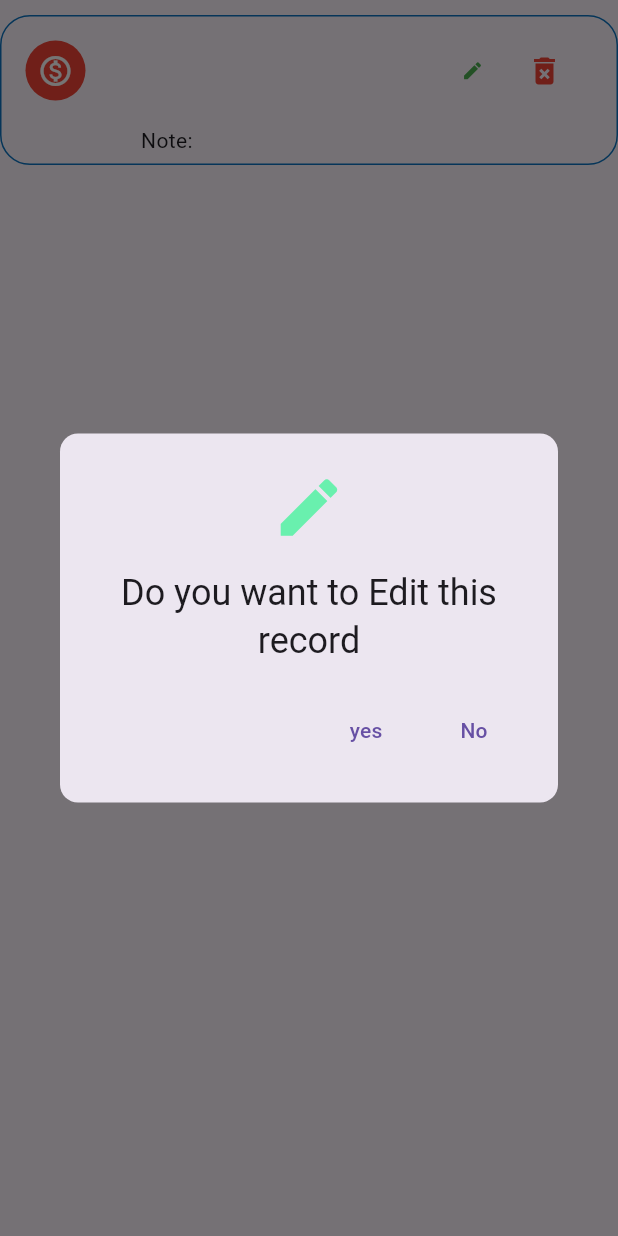
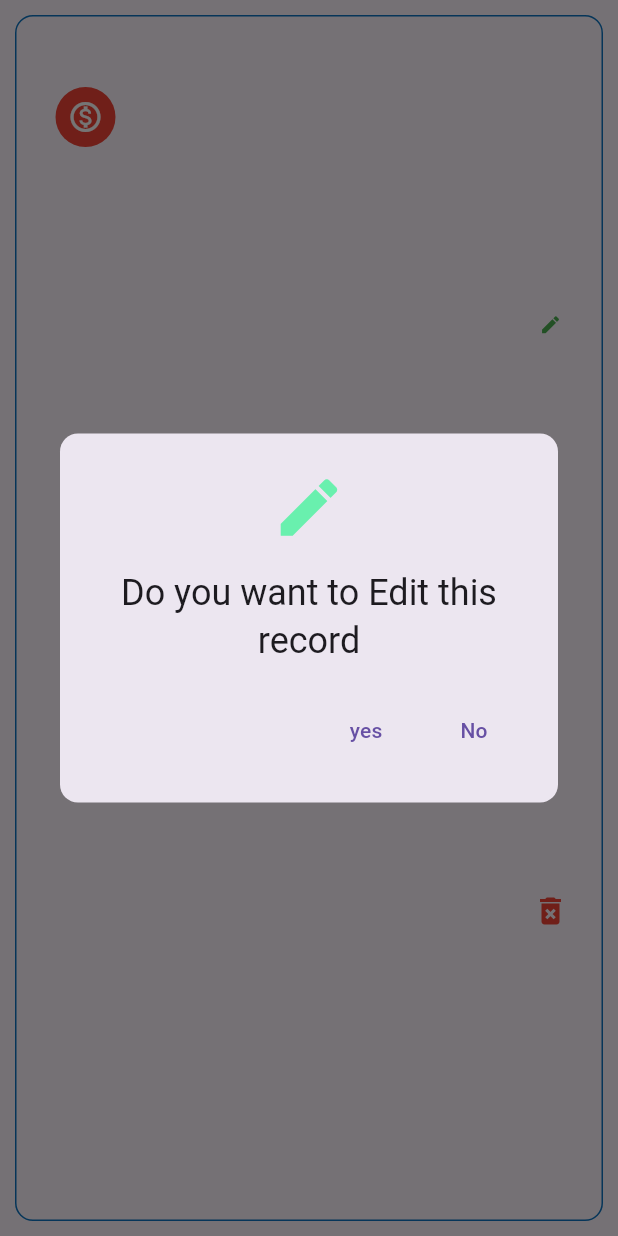
Before and after one commit to Saira-kanwal/money-manager-app, a Flutter app: the TransactionListWidget widget shown alone on an empty page, opened directly with empty values, after a tap on the "edit" icon, on a phone screen of 412 x 824 dp. Run offline on Flutter 3.47's test engine with Material 3 defaults, Android fonts, the phone set to English and light mode, and no system bars; our stand-ins replace convex_bottom_bar, fl_chart, image_picker, sqflite; accounts and stored records are empty.

```diff
--- a/lib/view_model/dashboard_view_model.dart
+++ b/lib/view_model/dashboard_view_model.dart
@@ -3,12 +3,11 @@ import 'package:flutter/cupertino.dart';
 import 'package:money_manager_app_sqlite/views/add_transaction_view.dart';
 import 'package:money_manager_app_sqlite/views/category_manager_view.dart';
 import 'package:money_manager_app_sqlite/views/home_screen_view.dart';
-
-import '../views/transactions_history_view.dart';
+import 'package:money_manager_app_sqlite/views/search_screen_view.dart';
 
 class DashBoardViewModel extends ChangeNotifier
 {
-  int _index =0;
+  int _index =1;
   int get index => _index;
   set index(int val)
   {
@@ -16,9 +15,10 @@ class DashBoardViewModel extends ChangeNotifier
     notifyListeners();
   }
   final views = const [
+    AddTransactionView(),
     HomeScreen(),
-    AddTransactionView(),
     CategoryManagerView(),
-    TransactionDataTable()
+    SearchScreen()
+
   ];
 }
--- a/lib/view_model/transaction_view_model.dart
+++ b/lib/view_model/transaction_view_model.dart
@@ -15,6 +15,7 @@ class TransactionViewModel extends ChangeNotifier
   final amountController = TextEditingController();
   final noteController = TextEditingController();
   final descController = TextEditingController();
+  final searchController = TextEditingController();
   DateTime _selectedDate = DateTime.now();
   String _imagePath = '';
   bool update = false;
@@ -88,11 +89,24 @@ class TransactionViewModel extends ChangeNotifier
         String query = "Insert into transactions(category, type, amount , note, description, transactionDate , imagePath) values('$category', '$type','${amountController.text}',  '${noteController.text}', '${descController.text}', '$selectedDate', '$_imagePath')";
         CommonFunctions.showSnackBar(context: context, message: "$_type Successfully Saved");
         var id = await db.insert(query);
-        // print('Data Saved $id');
+        print('Data Saved $id');
         notifyListeners();
       }
   }
+  //ToDo
+// - Transaction search screen
+// 'search controller',onchange
+  //- date picker (2) start end
+  // search by date
 
+  // Query
+  searchTransactionsByDate(){
+
+  }
+  searchTransactions(){
+    //ToDO
+    //select * from
+  }
   loadData(Transaction trans)
   {
     _id = trans.id.toString();
@@ -105,7 +119,7 @@ class TransactionViewModel extends ChangeNotifier
     _selectedDate = trans.transactionDate!;
     imagePath = trans.imagePath.toString();
     update = true;
-  notifyListeners();
+    notifyListeners();
 
   }
 
--- a/lib/widgets/transaction_title.dart
+++ b/lib/widgets/transaction_title.dart
@@ -1,4 +1,3 @@
-import 'package:flutter/cupertino.dart';
 import 'package:flutter/material.dart';
 import 'package:money_manager_app_sqlite/utils/app_colors.dart';
 
--- a/lib/widgets/transactions_list_widget.dart
+++ b/lib/widgets/transactions_list_widget.dart
@@ -2,14 +2,15 @@ import 'package:flutter/material.dart';
 import 'package:money_manager_app_sqlite/utils/app_colors.dart';
 
 class TransactionListWidget extends StatelessWidget {
-  final String title;
+  final String category;
   final String note;
   final String amount;
   final String type;
   final String date;
-  final Function onPressed;
+  final Function edit;
+  final Function delete;
 
-  const TransactionListWidget({Key? key, required this.title, required this.note, required this.amount, required this.type, required this.date, required this.onPressed,}) : super(key: key);
+  const TransactionListWidget({Key? key,required this.note, required this.amount, required this.type, required this.date,required this.edit, required this.delete, required this.category,}) : super(key: key);
 
 
   @override
@@ -17,47 +18,40 @@ class TransactionListWidget extends StatelessWidget {
 
         return
         Container(
-          margin: const EdgeInsets.symmetric(vertical: 10),
-          height: 100,
-          width: MediaQuery.of(context).size.width,
+          margin: const EdgeInsets.all(10),
+          padding: const EdgeInsets.all(10),
           decoration: BoxDecoration(
-            borderRadius: BorderRadius.circular(20),
-            border: Border.all(width: 1,color: AppColors.primaryColor)
+            borderRadius: BorderRadius.circular(12),
+            border: Border.all(width: 1,color:AppColors.primaryColor)
           ),
-          child:
-            // ListTile(
-            //   title: Text(title),
-            //   subtitle: Text(amount),
-            //   trailing: Text(date),
-            //   leading: CircleAvatar(
-            //     backgroundColor:  type == "income"?  Colors.green : Colors.red,
-            //       child: const Icon(Icons.monetization_on_outlined,color: Colors.white,),
-            //        ),
-            // )
-
-
-              Column(
-                mainAxisAlignment: MainAxisAlignment.spaceAround,
+          child: Row(
             children: [
+              Expanded(
+                  child: Column(
+                    children: [
+                      Row(
+                        mainAxisAlignment: MainAxisAlignment.spaceBetween,
+                        children: [
+                          Text(type),
+                          Text(category)
+                        ],
+                      ),
                       ListTile(
                         leading: CircleAvatar(
                           backgroundColor:  type == "income"?  Colors.green : Colors.red,
                           child: const Icon(Icons.monetization_on_outlined,color: Colors.white,),
                         ),
-                    title: Text(title),
-                    subtitle: Text(amount),
-                    trailing: SizedBox(
-                      width: MediaQuery.of(context).size.width * 0.25,
-                      child: Row(
-                        mainAxisAlignment: MainAxisAlignment.end,
+                        title: Text(amount),
+                        subtitle: Text(note),
+                      )
+                    ],
+
+                  )
+              ),
+              Column(
+                mainAxisAlignment: MainAxisAlignment.spaceAround,
                 children: [
                   IconButton(
-                            // style: ButtonStyle(
-                            //     backgroundColor: MaterialStateProperty.all(Colors.grey.shade300),
-                            //     shape: MaterialStateProperty.all(RoundedRectangleBorder(
-                            //         borderRadius: BorderRadius.circular(12)
-                            //     ))
-                            // ),
                     onPressed: () {
                       showDialog(context: context, builder: (context)
                       {
@@ -71,8 +65,9 @@ class TransactionListWidget extends StatelessWidget {
                             TextButton(
                               // ToDo
                                 onPressed: (){
+                                  edit();
                                   Navigator.pop(context, true);
-                                          onPressed;
+
 
                                 },
                                 child: const Text('yes')),
@@ -102,7 +97,7 @@ class TransactionListWidget extends StatelessWidget {
                           actions: [
                             TextButton(
                                 onPressed: (){
-                                          // vm.deleteTransaction(e,context);
+                                  delete();
                                   // ToDo
                                   Navigator.pop(context, true);
                                 },
@@ -122,26 +117,9 @@ class TransactionListWidget extends StatelessWidget {
                     icon: const Icon(Icons.delete_forever,color: Colors.red,),
                   )
                 ],
-                      ),
               )
-                  ),
-                  // Row(
-                  //   mainAxisAlignment: MainAxisAlignment.spaceAround,
-                  //   children: const [
-                  //     Text('Description', style: TextStyle(fontWeight: FontWeight.w500),),
-                  //     Text('Date', style: TextStyle(fontWeight: FontWeight.w500)),
-                  //   ],
-                  // ),
-                  Row(
-                    mainAxisAlignment: MainAxisAlignment.spaceAround,
-                    children: [
-                      Text('Note: $note'),
-                      Text(date),
             ],
           ),
-                  const SizedBox(height: 5,)
-                ],
-              )
         );
 
   }
```
Also changed, not shown: lib/views/add_transaction_view.dart (+7 -5 lines), lib/views/dashboard_view.dart (+6 -5 lines), lib/views/search_screen_view.dart (added, +27 -0 lines), assets/images/Money-manager-app.png (added), pubspec.lock, 1 other file. Lines whose indentation alone changed are shown as unchanged.
